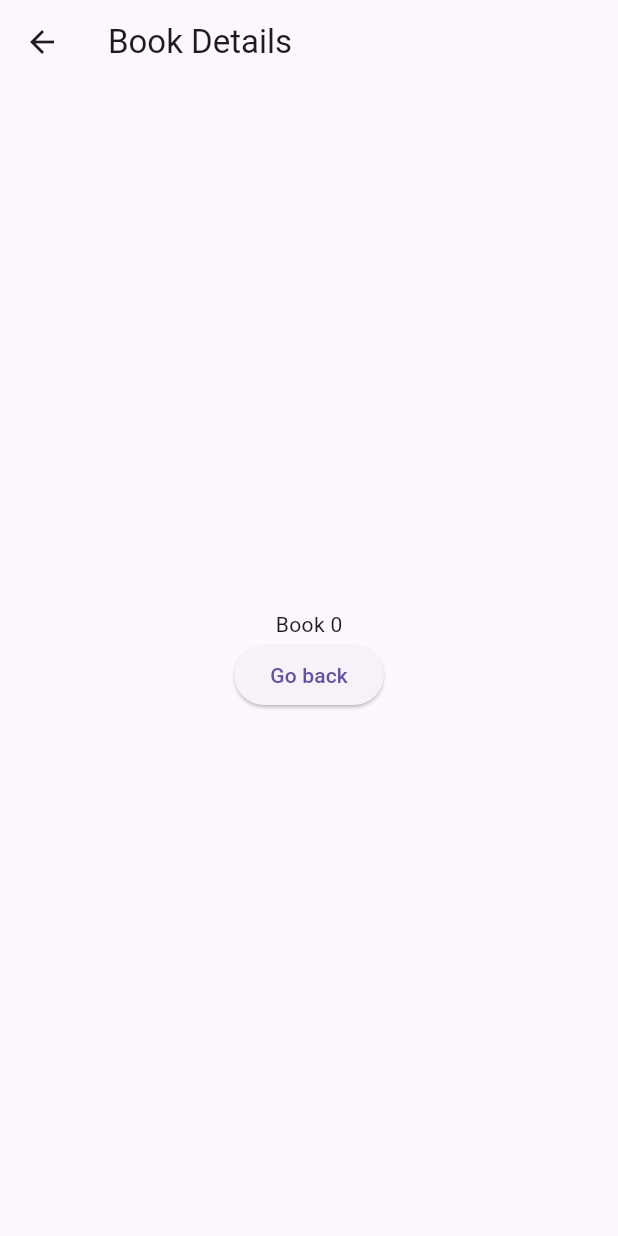
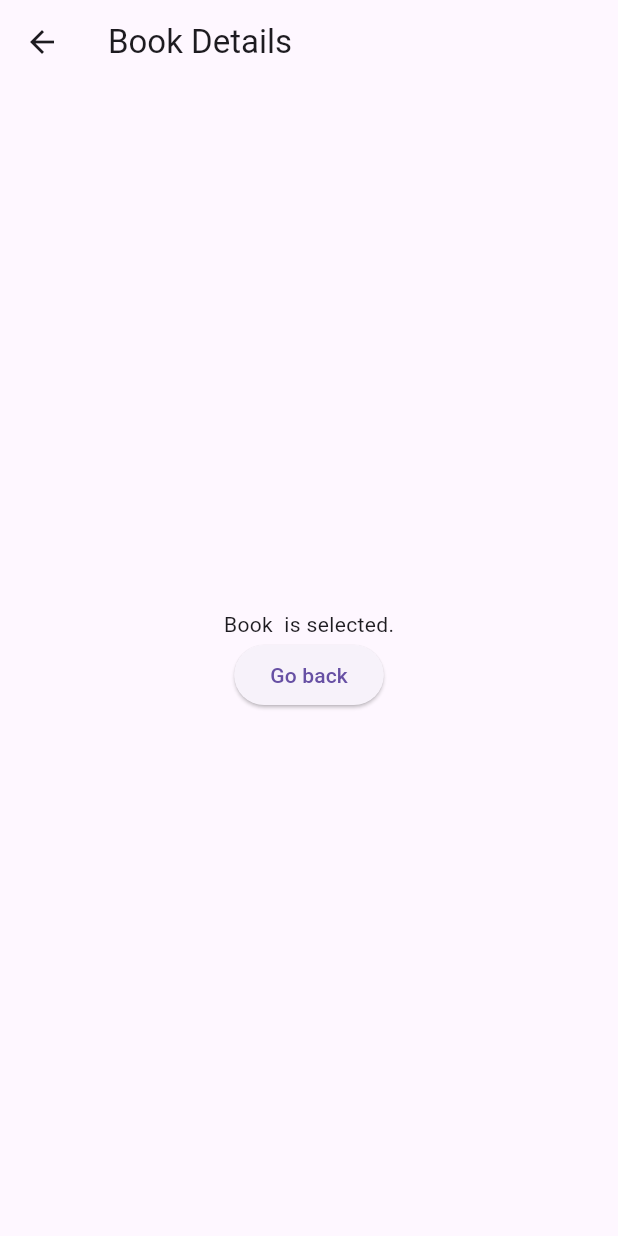
Before and after one commit to tomatoboy-hub/StackTaculer, a Flutter app: the DetailScreen screen opened directly with empty values, on a phone screen of 412 x 824 dp. Run offline on Flutter 3.47's test engine with Material 3 defaults, Android fonts, the phone set to English and light mode, and no system bars.

Commit message:
books added method

```diff
--- a/lib/screens/add_screen.dart
+++ b/lib/screens/add_screen.dart
@@ -1,6 +1,7 @@
 import 'package:flutter/material.dart';
 
 class AddScreen extends StatelessWidget {
+  final _controller = TextEditingController();
   @override
   Widget build(BuildContext context){
     return Scaffold(
@@ -13,6 +14,7 @@ class AddScreen extends StatelessWidget {
           child: Column(
             children: <Widget>[
               TextField(
+                controller: _controller,
                 decoration: InputDecoration(
                   labelText: 'Book Title'
                 ),
@@ -24,7 +26,7 @@ class AddScreen extends StatelessWidget {
               ),
               ElevatedButton(
                 onPressed: (){
-                  Navigator.pop(context);
+                  Navigator.pop(context, _controller.text);
                 },
                 child: Text('Add Book'),
               )
--- a/lib/screens/detail_screen.dart
+++ b/lib/screens/detail_screen.dart
@@ -1,9 +1,9 @@
 import 'package:flutter/material.dart';
 
 class DetailScreen extends StatelessWidget {
-  final int bookId;
+  final  String bookTitle;
 
-  DetailScreen ({required this.bookId});
+  DetailScreen ({required this.bookTitle});
 
   @override
   Widget build (BuildContext context){
@@ -15,7 +15,7 @@ class DetailScreen extends StatelessWidget {
         child: Column(
           mainAxisAlignment: MainAxisAlignment.center,
           children: <Widget>[
-            Text('Book $bookId'),
+            Text('Book $bookTitle is selected.'),
             ElevatedButton(
               onPressed: (){
                 Navigator.pop(context);
```
Also changed, not shown: lib/screens/home_screen.dart (+20 -7 lines).
